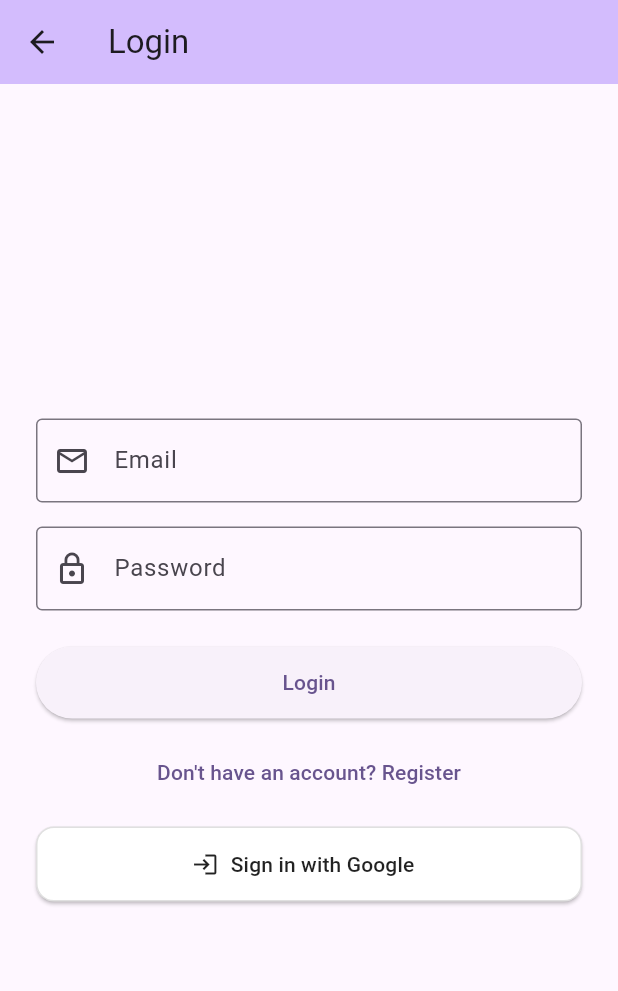
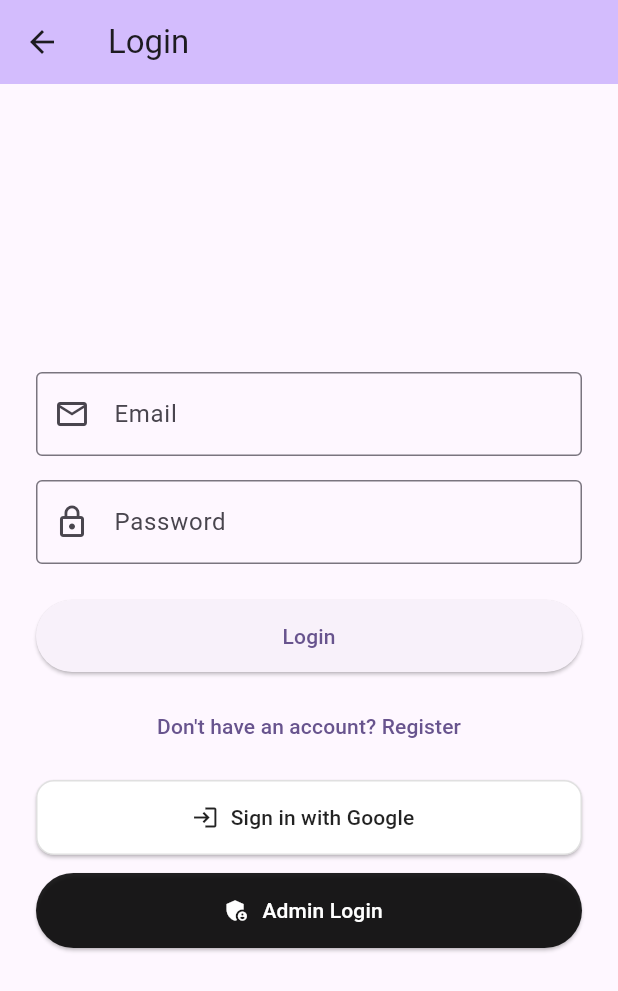
Before and after one commit to covyDC/mta_water_delivery, a Flutter app: the RegisterPage screen opened directly, after a tap on "Register", after a tap on "Already have an account? Login", on a phone screen of 412 x 824 dp. Shown: the top 991 px of the screen. Run offline on Flutter 3.47's test engine with Material 3 defaults, Android fonts, the phone set to English and light mode, and no system bars; our stand-ins replace firebase_auth, firebase_core, google_sign_in; accounts and stored records are empty.

Commit message:
ADMIN ACCESS ADDED

```diff
--- a/lib/login.dart
+++ b/lib/login.dart
@@ -2,8 +2,9 @@ import 'package:flutter/material.dart';
 import 'package:firebase_auth/firebase_auth.dart';
 import 'package:google_sign_in/google_sign_in.dart';
 
-import 'main.dart'; // Home screen
-import 'register.dart'; // Register page
+import 'main.dart';        // Home screen after login
+import 'register.dart';    // Registration page
+import 'admin_login.dart'; // Admin login page
 
 class LoginPage extends StatefulWidget {
   const LoginPage({super.key});
@@ -37,7 +38,6 @@ class _LoginPageState extends State<LoginPage> {
       final googleUser = await googleSignIn.signIn();
 
       if (googleUser == null) {
-        if (!mounted) return;
         setState(() => _isLoading = false);
         return;
       }
@@ -141,9 +141,6 @@ class _LoginPageState extends State<LoginPage> {
                       if (value == null || value.isEmpty) {
                         return 'Please enter your email';
                       }
-                      if (!value.contains('@')) {
-                        return 'Enter a valid email';
-                      }
                       return null;
                     },
                   ),
@@ -163,8 +160,8 @@ class _LoginPageState extends State<LoginPage> {
                       if (value == null || value.isEmpty) {
                         return 'Please enter your password';
                       }
-                      if (value.length < 6) {
-                        return 'Password must be at least 6 characters';
+                      if (value.length < 4) {
+                        return 'Password must be at least 4 characters';
                       }
                       return null;
                     },
@@ -186,7 +183,7 @@ class _LoginPageState extends State<LoginPage> {
                         ),
                   const SizedBox(height: 12),
 
-                  // Navigate to Register
+                  // Register Button (➡ Goes to register.dart)
                   TextButton(
                     onPressed: () {
                       Navigator.push(
@@ -216,6 +213,26 @@ class _LoginPageState extends State<LoginPage> {
                       ),
                       onPressed: _signInWithGoogle,
                     ),
+                  const SizedBox(height: 12),
+
+                  // Admin Login Button (➡ Goes to admin_login.dart)
+                  ElevatedButton.icon(
+                    icon: const Icon(Icons.admin_panel_settings),
+                    label: const Text('Admin Login'),
+                    style: ElevatedButton.styleFrom(
+                      backgroundColor: Colors.black87,
+                      foregroundColor: Colors.white,
+                      minimumSize: const Size(double.infinity, 50),
+                    ),
+                    onPressed: () {
+                      Navigator.push(
+                        context,
+                        MaterialPageRoute(
+                          builder: (_) => const AdminLoginPage(),
+                        ),
+                      );
+                    },
+                  ),
                 ],
               ),
             ),
--- a/lib/register.dart
+++ b/lib/register.dart
@@ -1,8 +1,7 @@
 import 'package:flutter/material.dart';
-import 'main.dart';
+import 'package:firebase_auth/firebase_auth.dart';
 import 'login.dart';
-import 'package:firebase_auth/firebase_auth.dart';
-import 'package:google_sign_in/google_sign_in.dart';
+import 'main.dart'; // After successful registration, go to home
 
 class RegisterPage extends StatefulWidget {
   const RegisterPage({super.key});
@@ -13,64 +12,25 @@ class RegisterPage extends StatefulWidget {
 
 class _RegisterPageState extends State<RegisterPage> {
   final _formKey = GlobalKey<FormState>();
-  final TextEditingController _emailController = TextEditingController();
-  final TextEditingController _passwordController = TextEditingController();
-  final TextEditingController _confirmPasswordController = TextEditingController();
+  final _emailController = TextEditingController();
+  final _passwordController = TextEditingController();
+  final _confirmPasswordController = TextEditingController();
 
   bool _isLoading = false;
 
-  // ===================== Google Sign-Up =====================
-  Future<void> _signUpWithGoogle() async {
-    setState(() => _isLoading = true);
-
-    try {
-      final googleSignIn = GoogleSignIn.standard(
-        scopes: ['email'],
-      );
-
-      final googleUser = await googleSignIn.signIn();
-      if (googleUser == null) {
-        if (!mounted) return;
-        setState(() => _isLoading = false);
-        return;
+  @override
+  void dispose() {
+    _emailController.dispose();
+    _passwordController.dispose();
+    _confirmPasswordController.dispose();
+    super.dispose();
   }
 
-      final googleAuth = await googleUser.authentication;
-
-      final credential = GoogleAuthProvider.credential(
-        idToken: googleAuth.idToken,
-        accessToken: googleAuth.accessToken,
-      );
-
-      await FirebaseAuth.instance.signInWithCredential(credential);
-
-      if (!mounted) return;
-      setState(() => _isLoading = false);
-
-      Navigator.pushReplacement(
-        context,
-        MaterialPageRoute(
-          builder: (_) => const MyHomePage(title: 'Flutter Demo Home Page'),
-        ),
-      );
-    } catch (e) {
-      if (!mounted) return;
-      setState(() => _isLoading = false);
-      ScaffoldMessenger.of(context).showSnackBar(
-        SnackBar(content: Text('Google Sign-In failed: $e')),
-      );
-    }
-  }
-
-  // ===================== Email/Password Registration =====================
+  /// =========================
+  /// Register User
+  /// =========================
   Future<void> _register() async {
-    if (_formKey.currentState!.validate()) {
-      if (_passwordController.text != _confirmPasswordController.text) {
-        ScaffoldMessenger.of(context).showSnackBar(
-          const SnackBar(content: Text("Passwords do not match")),
-        );
-        return;
-      }
+    if (!_formKey.currentState!.validate()) return;
 
     setState(() => _isLoading = true);
 
@@ -83,55 +43,69 @@ class _RegisterPageState extends State<RegisterPage> {
       if (!mounted) return;
       setState(() => _isLoading = false);
 
+      ScaffoldMessenger.of(context).showSnackBar(
+        const SnackBar(content: Text('Registration successful!')),
+      );
+
       Navigator.pushReplacement(
         context,
         MaterialPageRoute(
-            builder: (context) =>
-                const MyHomePage(title: 'Flutter Demo Home Page'),
+          builder: (_) => const MyHomePage(title: 'Flutter Demo Home Page'),
         ),
       );
     } on FirebaseAuthException catch (e) {
       if (!mounted) return;
       setState(() => _isLoading = false);
 
-        String message;
-        if (e.code == 'email-already-in-use') {
-          message = 'Email is already in use';
-        } else if (e.code == 'weak-password') {
-          message = 'Password is too weak';
-        } else {
-          message = e.message ?? 'Registration failed';
-        }
+      final message = switch (e.code) {
+        'email-already-in-use' => 'This email is already registered',
+        'invalid-email' => 'Invalid email format',
+        'weak-password' => 'Password should be at least 6 characters',
+        _ => e.message ?? 'Registration failed',
+      };
 
-        ScaffoldMessenger.of(context)
-            .showSnackBar(SnackBar(content: Text(message)));
-      }
+      ScaffoldMessenger.of(context).showSnackBar(
+        SnackBar(content: Text(message)),
+      );
     }
   }
 
+  /// =========================
+  /// UI
+  /// =========================
   @override
   Widget build(BuildContext context) {
+    final theme = Theme.of(context);
     return Scaffold(
       appBar: AppBar(
         title: const Text('Register'),
-        backgroundColor: Theme.of(context).colorScheme.inversePrimary,
+        backgroundColor: theme.colorScheme.inversePrimary,
       ),
       body: Center(
-        child: Padding(
+        child: SingleChildScrollView(
           padding: const EdgeInsets.all(24.0),
           child: Form(
             key: _formKey,
+            child: AutofillGroup(
               child: Column(
                 mainAxisAlignment: MainAxisAlignment.center,
                 children: [
+                  const Text(
+                    'Create an Account',
+                    style: TextStyle(fontSize: 24, fontWeight: FontWeight.bold),
+                  ),
+                  const SizedBox(height: 24),
+
                   // Email Field
                   TextFormField(
                     controller: _emailController,
                     decoration: const InputDecoration(
                       labelText: 'Email',
                       border: OutlineInputBorder(),
+                      prefixIcon: Icon(Icons.email_outlined),
                     ),
                     keyboardType: TextInputType.emailAddress,
+                    autofillHints: const [AutofillHints.username],
                     validator: (value) {
                       if (value == null || value.isEmpty) {
                         return 'Please enter your email';
@@ -150,11 +124,13 @@ class _RegisterPageState extends State<RegisterPage> {
                     decoration: const InputDecoration(
                       labelText: 'Password',
                       border: OutlineInputBorder(),
+                      prefixIcon: Icon(Icons.lock_outline),
                     ),
                     obscureText: true,
+                    autofillHints: const [AutofillHints.newPassword],
                     validator: (value) {
                       if (value == null || value.isEmpty) {
-                      return 'Please enter your password';
+                        return 'Please enter a password';
                       }
                       if (value.length < 6) {
                         return 'Password must be at least 6 characters';
@@ -170,11 +146,16 @@ class _RegisterPageState extends State<RegisterPage> {
                     decoration: const InputDecoration(
                       labelText: 'Confirm Password',
                       border: OutlineInputBorder(),
+                      prefixIcon: Icon(Icons.lock_person_outlined),
                     ),
                     obscureText: true,
+                    autofillHints: const [AutofillHints.newPassword],
                     validator: (value) {
                       if (value == null || value.isEmpty) {
                         return 'Please confirm your password';
+                      }
+                      if (value != _passwordController.text) {
+                        return 'Passwords do not match';
                       }
                       return null;
                     },
@@ -188,12 +169,15 @@ class _RegisterPageState extends State<RegisterPage> {
                           width: double.infinity,
                           child: ElevatedButton(
                             onPressed: _register,
+                            style: ElevatedButton.styleFrom(
+                              padding: const EdgeInsets.symmetric(vertical: 14),
+                            ),
                             child: const Text('Register'),
                           ),
                         ),
-                const SizedBox(height: 12),
+                  const SizedBox(height: 16),
 
-                // Navigate to Login
+                  // Back to Login
                   TextButton(
                     onPressed: () {
                       Navigator.pushReplacement(
@@ -203,24 +187,10 @@ class _RegisterPageState extends State<RegisterPage> {
                         ),
                       );
                     },
-                  child: const Text("Already have an account? Login"),
-                ),
-                const SizedBox(height: 12),
-
-                // Google Sign-Up Button
-                _isLoading
-                    ? const SizedBox.shrink()
-                    : ElevatedButton.icon(
-                        icon: const Icon(Icons.login),
-                        label: const Text('Sign up with Google'),
-                        style: ElevatedButton.styleFrom(
-                          backgroundColor: Colors.white,
-                          foregroundColor: Colors.black,
-                          minimumSize: const Size(double.infinity, 50),
-                        ),
-                        onPressed: _signUpWithGoogle,
+                    child: const Text('Already have an account? Login'),
                   ),
                 ],
+              ),
             ),
           ),
         ),
```
Also changed, not shown: lib/admin_dashboard.dart (added, +20 -0 lines), lib/admin_login.dart (added, +108 -0 lines). Lines whose indentation alone changed are shown as unchanged.
